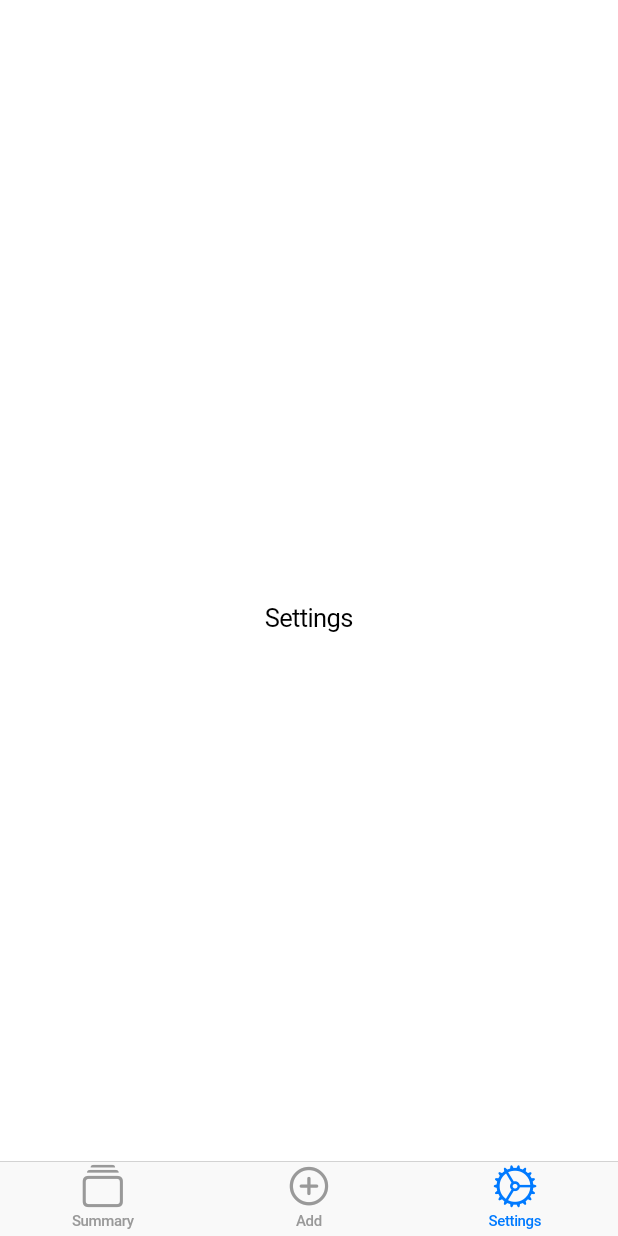
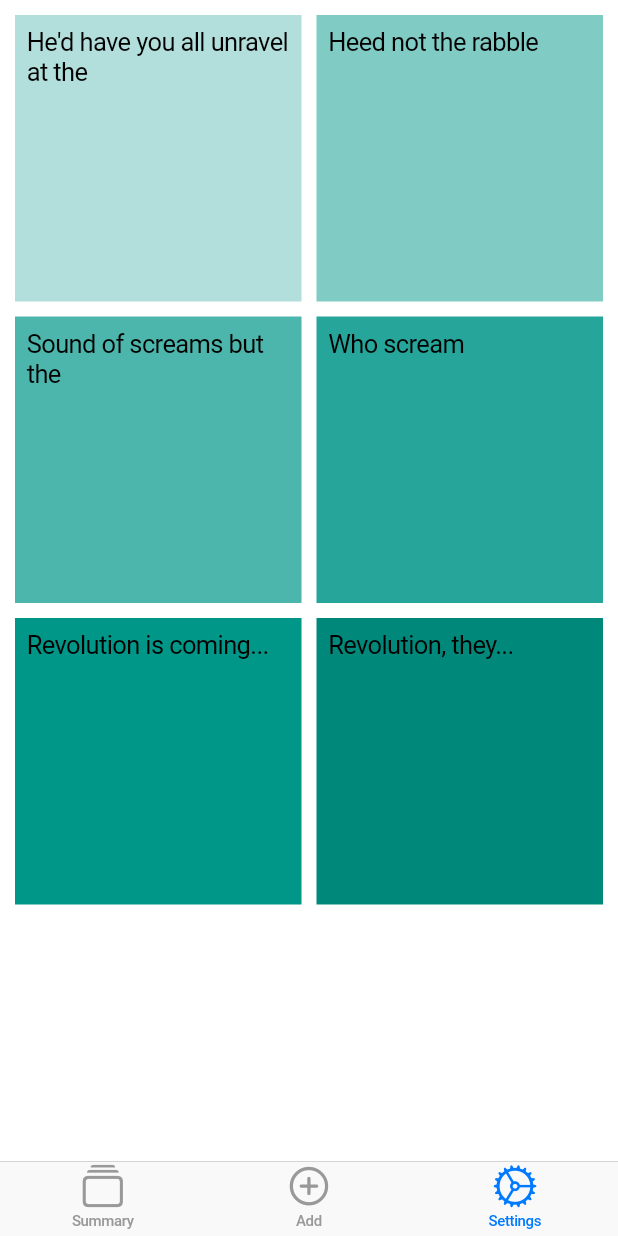
Before and after one commit to michaelpropp18/DaisyApp, a Flutter app: the screen it shows after launch, item 3 of the bottom bar chosen, on a phone screen of 412 x 824 dp. Run offline on Flutter 3.47's test engine with Material 2 defaults, Android fonts, the phone set to English and light mode, and no system bars.

```diff
--- a/lib/screens/settings_screen.dart
+++ b/lib/screens/settings_screen.dart
@@ -5,7 +5,45 @@ class SettingsScreen extends StatelessWidget {
   @override
   Widget build(BuildContext context) {
     return CupertinoPageScaffold(
-      child: Center(child: Text('Settings')),
+      child: GridView.count(
+        primary: false,
+        padding: const EdgeInsets.all(10),
+        crossAxisSpacing: 10,
+        mainAxisSpacing: 10,
+        crossAxisCount: 2,
+        children: <Widget>[
+          Container(
+            padding: const EdgeInsets.all(8),
+            child: const Text("He'd have you all unravel at the"),
+            color: Colors.teal[100],
+          ),
+          Container(
+            padding: const EdgeInsets.all(8),
+            child: const Text('Heed not the rabble'),
+            color: Colors.teal[200],
+          ),
+          Container(
+            padding: const EdgeInsets.all(8),
+            child: const Text('Sound of screams but the'),
+            color: Colors.teal[300],
+          ),
+          Container(
+            padding: const EdgeInsets.all(8),
+            child: const Text('Who scream'),
+            color: Colors.teal[400],
+          ),
+          Container(
+            padding: const EdgeInsets.all(8),
+            child: const Text('Revolution is coming...'),
+            color: Colors.teal[500],
+          ),
+          Container(
+            padding: const EdgeInsets.all(8),
+            child: const Text('Revolution, they...'),
+            color: Colors.teal[600],
+          ),
+        ],
+      ),
     );
   }
 }
```
Also changed, not shown: lib/screens/add_screen.dart (+41 -42 lines), lib/widgets/activity_button.dart (added, +43 -0 lines).
